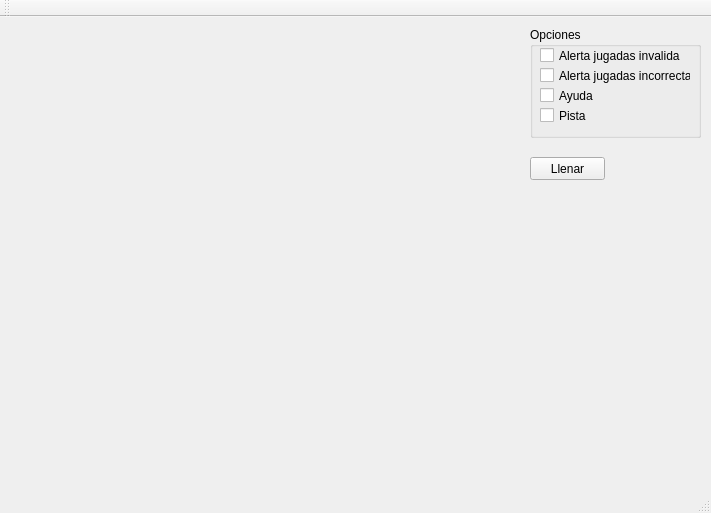
Qt form sudoku/mainwindow.ui (mansrz/Sudoku) before a commit.
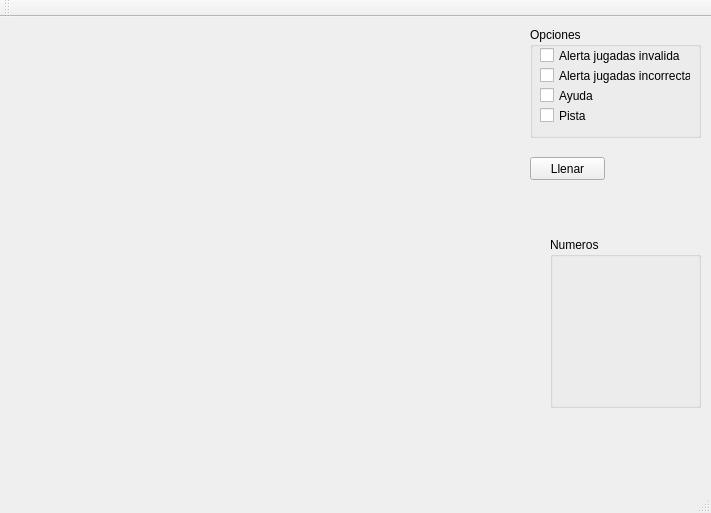
The same form after that commit.

Commit message:
Opciones de numero(Layout)
Cuadro 3x3 para escoger los numeros

```diff
--- a/sudoku/mainwindow.ui
+++ b/sudoku/mainwindow.ui
@@ -103,6 +103,30 @@
      <string>Llenar</string>
     </property>
    </widget>
+   <widget class="QGroupBox" name="gbNumeros">
+    <property name="geometry">
+     <rect>
+      <x>550</x>
+      <y>220</y>
+      <width>151</width>
+      <height>171</height>
+     </rect>
+    </property>
+    <property name="title">
+     <string>Numeros</string>
+    </property>
+    <widget class="QWidget" name="gridLayoutWidget_2">
+     <property name="geometry">
+      <rect>
+       <x>10</x>
+       <y>20</y>
+       <width>131</width>
+       <height>141</height>
+      </rect>
+     </property>
+     <layout class="QGridLayout" name="gridNumeros"/>
+    </widget>
+   </widget>
   </widget>
   <widget class="QMenuBar" name="menuBar">
    <property name="geometry">
```
The commit also changes 4 other files.
